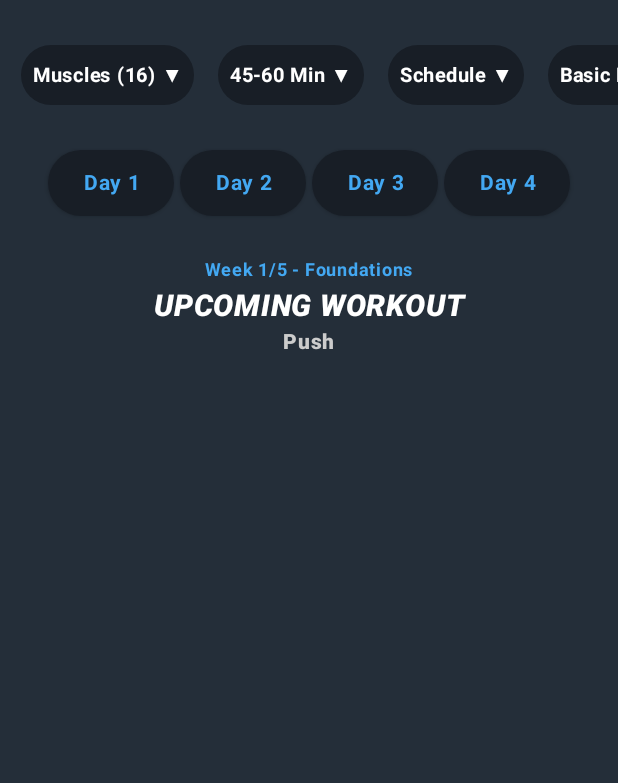
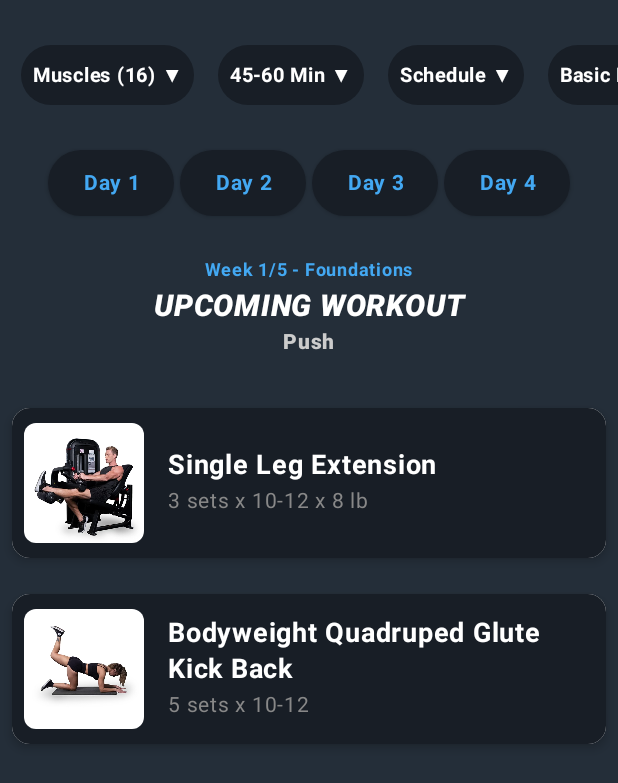
Before and after one commit to itay64/MyWorkoutApp, an Android app built with Jetpack Compose: the screen it shows after launch (MainActivity), on a phone screen of 412 x 824 dp. Shown: the top 783 px of the screen. Run offline under Robolectric (Android 15) with nearby library versions, the phone set to English and light mode, and no system bars.

Commit message:
Added the workout content that changes based one each day, now need to add the rest of the content and organize the code.

```diff
--- a/app/src/main/java/gg/pignet/myworkoutapp/MainActivity.kt
+++ b/app/src/main/java/gg/pignet/myworkoutapp/MainActivity.kt
@@ -17,7 +17,6 @@ import gg.pignet.myworkoutapp.gson.JsonHandler
 import gg.pignet.myworkoutapp.gson.Workouts
 import gg.pignet.myworkoutapp.ui.Days
 import gg.pignet.myworkoutapp.ui.TopScrollbar
-import gg.pignet.myworkoutapp.ui.WeekAndUpComingWorkoutTitle
 
 class MainActivity : AppCompatActivity() {
 
@@ -25,8 +24,6 @@ class MainActivity : AppCompatActivity() {
         super.onCreate(savedInstanceState)
         setContent {
             MaterialTheme {
-                var workouts by remember { mutableStateOf<Workouts?>(null) }
-                LaunchedEffect(Unit) { workouts = JsonHandler.loadWorkouts(this@MainActivity) }
                 Surface(
                     modifier = Modifier.fillMaxSize(),
                     color = BackgroundColor
@@ -34,9 +31,8 @@ class MainActivity : AppCompatActivity() {
                 Column(modifier = Modifier.fillMaxSize()) {
                     TopScrollbar()
                     Spacer(modifier = Modifier.height(16.dp))
-                    Days(workouts, this@MainActivity)
-                    Spacer(modifier = Modifier.height(32.dp))
-                    WeekAndUpComingWorkoutTitle()
+                    Days(this@MainActivity)
+
                 }
             }
         }
--- /dev/null
+++ b/app/src/main/java/gg/pignet/myworkoutapp/ui/Content.kt
@@ -0,0 +1,105 @@
+package gg.pignet.myworkoutapp.ui
+
+import androidx.compose.foundation.Image
+import androidx.compose.foundation.background
+import androidx.compose.foundation.layout.Arrangement
+import androidx.compose.foundation.layout.Column
+import androidx.compose.foundation.layout.Row
+import androidx.compose.foundation.layout.Spacer
+import androidx.compose.foundation.layout.fillMaxSize
+import androidx.compose.foundation.layout.fillMaxWidth
+import androidx.compose.foundation.layout.height
+import androidx.compose.foundation.layout.padding
+import androidx.compose.foundation.layout.size
+import androidx.compose.foundation.layout.width
+import androidx.compose.foundation.lazy.LazyColumn
+import androidx.compose.foundation.lazy.items
+import androidx.compose.foundation.shape.RoundedCornerShape
+import androidx.compose.material.Card
+import androidx.compose.material.Text
+import androidx.compose.runtime.Composable
+import androidx.compose.ui.Alignment
+import androidx.compose.ui.Modifier
+import androidx.compose.ui.draw.clip
+import androidx.compose.ui.graphics.Color
+import androidx.compose.ui.res.painterResource
+import androidx.compose.ui.text.font.FontWeight
+import androidx.compose.ui.unit.dp
+import androidx.compose.ui.unit.sp
+import gg.pignet.myworkoutapp.MainActivity
+import gg.pignet.myworkoutapp.R
+import gg.pignet.myworkoutapp.color.SecondaryColor
+import gg.pignet.myworkoutapp.gson.Exercise
+
+@Composable
+fun WorkoutContent(exercises: List<Exercise>, activity: MainActivity){
+    LazyColumn(modifier = Modifier
+        .fillMaxSize(),
+        verticalArrangement = Arrangement.spacedBy(8.dp)
+    ) {
+        items(exercises){ exercise ->
+
+
+            Card(modifier = Modifier
+                .fillMaxWidth()
+                .padding(8.dp)
+                .height(100.dp),
+                shape = RoundedCornerShape(12.dp),
+                elevation = 4.dp
+            ){
+                Row(
+                    modifier = Modifier.fillMaxSize()
+                        .background(SecondaryColor)
+                        .padding(8.dp),
+                    verticalAlignment = Alignment.CenterVertically
+                ) {
+                    val resId = getDrawableResId(imageName = exercise.exercise_thumbnail)
+                    if (resId != 0) {
+                        Image(
+                            painter = painterResource(id = resId),
+                            contentDescription = null,
+                            modifier = Modifier
+                                .size(80.dp)
+                                .clip(RoundedCornerShape(8.dp))
+                        )
+                    }
+                    Spacer(modifier = Modifier.width(16.dp))
+
+                    Column {
+                        Text(text = exercise.exercise_name, fontSize = 18.sp, fontWeight = FontWeight.Bold, color = Color.White)
+                        val weightText = if (exercise.weight_amount == null) "${exercise.amount_of_sets} sets x ${exercise.rep_range}" else "${exercise.amount_of_sets} sets x ${exercise.rep_range} x ${formatDouble(exercise.weight_amount)} lb"
+                        Text(text = weightText, fontSize = 14.sp, color = Color.Gray)
+                    }
+
+                }
+            }
+        }
+    }
+}
+
+private fun getDrawableResId(imageName: String): Int {
+    return when (imageName) {
+        "exc_t_150_ronald" -> R.drawable.exc_t_150_ronald
+        "exc_t_151_ronald" -> R.drawable.exc_t_151_ronald
+        "exc_t_153_ronald" -> R.drawable.exc_t_153_ronald
+        "exc_t_154_ronald" -> R.drawable.exc_t_154_ronald
+        "exc_t_155_ronald" -> R.drawable.exc_t_155_ronald
+        "exc_t_156_ronald" -> R.drawable.exc_t_156_ronald
+        "exc_t_157_ronald" -> R.drawable.exc_t_157_ronald
+        "exc_t_159_ronald" -> R.drawable.exc_t_159_ronald
+        "exc_t_161_ronald" -> R.drawable.exc_t_161_ronald
+        "exc_t_162_ronald" -> R.drawable.exc_t_162_ronald
+        "exc_t_163_ronald" -> R.drawable.exc_t_163_ronald
+        "exc_t_166_ronald" -> R.drawable.exc_t_166_ronald
+        "exc_t_167_ronald" -> R.drawable.exc_t_167_ronald
+        else -> R.drawable.exc_t_168_ronald
+    }
+}
+
+private fun formatDouble(value: Double): String {
+    return if (value % 1.0 == 0.0) {
+        value.toInt().toString()
+    } else {
+        value.toString()
+    }
+}
--- a/app/src/main/java/gg/pignet/myworkoutapp/ui/Days.kt
+++ b/app/src/main/java/gg/pignet/myworkoutapp/ui/Days.kt
@@ -1,9 +1,9 @@
 package gg.pignet.myworkoutapp.ui
 
-import android.widget.Toast
 import androidx.compose.foundation.background
 import androidx.compose.foundation.layout.Box
 import androidx.compose.foundation.layout.Row
+import androidx.compose.foundation.layout.Spacer
 import androidx.compose.foundation.layout.fillMaxWidth
 import androidx.compose.foundation.layout.height
 import androidx.compose.foundation.layout.offset
@@ -14,6 +14,11 @@ import androidx.compose.material.Button
 import androidx.compose.material.ButtonDefaults
 import androidx.compose.material.Text
 import androidx.compose.runtime.Composable
+import androidx.compose.runtime.LaunchedEffect
+import androidx.compose.runtime.getValue
+import androidx.compose.runtime.mutableStateOf
+import androidx.compose.runtime.remember
+import androidx.compose.runtime.setValue
 import androidx.compose.ui.Alignment
 import androidx.compose.ui.Modifier
 import androidx.compose.ui.graphics.Color
@@ -24,10 +29,23 @@ import androidx.compose.ui.unit.sp
 import gg.pignet.myworkoutapp.MainActivity
 import gg.pignet.myworkoutapp.color.BlueTextColor
 import gg.pignet.myworkoutapp.color.SecondaryColor
+import gg.pignet.myworkoutapp.gson.Exercise
+import gg.pignet.myworkoutapp.gson.JsonHandler
 import gg.pignet.myworkoutapp.gson.Workouts
 
 @Composable
-fun Days(workouts: Workouts?, activity: MainActivity){
+fun Days( activity: MainActivity){
+
+    var currentWorkout: List<Exercise> by remember { mutableStateOf(listOf()) }
+    var workouts by remember { mutableStateOf<Workouts?>(null) }
+
+    LaunchedEffect(Unit) {
+        JsonHandler.loadWorkouts(activity)?.let {
+            workouts = it
+            it.workouts.firstOrNull()?.workout?.let { currentWorkout = it }
+        }
+    }
+
     Box(
         modifier = Modifier
             .fillMaxWidth()
@@ -43,7 +61,7 @@ fun Days(workouts: Workouts?, activity: MainActivity){
             days.forEach { day ->
                 Button(
                     {
-                        Toast.makeText(activity, "You have clicked on Day $day", Toast.LENGTH_LONG).show()
+                        workouts?.let { workouts -> workouts.workouts.firstOrNull { it.day == day }?.workout?.let { currentWorkout = it } }
                     },
                     modifier = Modifier.height(44.dp).width(88.dp).padding(horizontal = 2.dp),
                     shape = RoundedCornerShape(32.dp),
@@ -63,4 +81,9 @@ fun Days(workouts: Workouts?, activity: MainActivity){
             }
         }
     }
+
+    Spacer(modifier = Modifier.height(32.dp))
+    WeekAndUpComingWorkoutTitle()
+    Spacer(modifier = Modifier.height(24.dp))
+    WorkoutContent(currentWorkout, activity)
 }
```
Also changed, not shown: app/src/main/assets/workouts.json (+11 -11 lines), app/src/main/res/drawable/exc_t_150_ronald.png (added), app/src/main/res/drawable/exc_t_151_ronald.png (added), app/src/main/res/drawable/exc_t_153_ronald.png (added), app/src/main/res/drawable/exc_t_154_ronald.png (added), app/src/main/res/drawable/exc_t_155_ronald.png (added), app/src/main/res/drawable/exc_t_156_ronald.png (added), app/src/main/res/drawable/exc_t_157_ronald.png (added), app/src/main/res/drawable/exc_t_159_ronald.png (added), app/src/main/res/drawable/exc_t_161_ronald.png (added), app/src/main/res/drawable/exc_t_162_ronald.png (added), app/src/main/res/drawable/exc_t_163_ronald.png (added), app/src/main/res/drawable/exc_t_166_ronald.png (added), app/src/main/res/drawable/exc_t_167_ronald.png (added), 1 more files.
